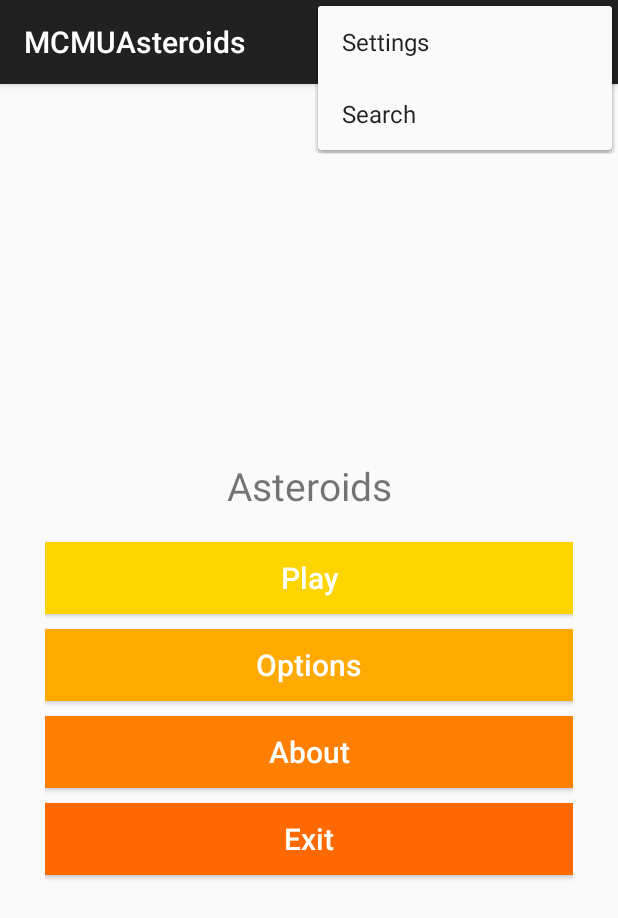
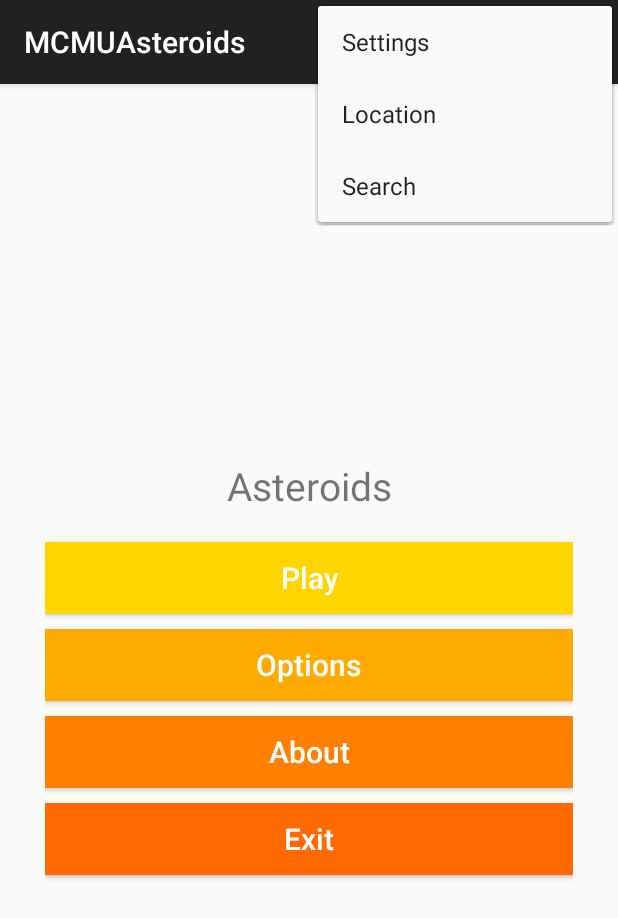
Before and after one commit to JuanIzquierdoDomenech/MCMUAsteroids, an Android app: the screen it shows after launch (MainActivity), with the options menu open, on a phone screen of 412 x 824 dp. Shown: the top 918 px of the screen. Run offline under Robolectric (Android 15) with nearby library versions, the phone set to English and light mode, and no system bars.

Commit message:
Testing location manager use

```diff
--- a/app/src/main/AndroidManifest.xml
+++ b/app/src/main/AndroidManifest.xml
@@ -1,6 +1,10 @@
 <?xml version="1.0" encoding="utf-8"?>
 <manifest xmlns:android="http://schemas.android.com/apk/res/android"
     package="com.mcmu.juanjesus.mcmuasteroids" >
+
+    <uses-permission android:name="android.permission.ACCESS_FINE_LOCATION" />
+    <uses-permission android:name="android.permission.ACCESS_COARSE_LOCATION" />
+    <uses-permission android:name="android.permission.INTERNET"/>
 
     <application
         android:allowBackup="true"
--- a/app/src/main/res/menu/activity_main_menu.xml
+++ b/app/src/main/res/menu/activity_main_menu.xml
@@ -20,7 +20,13 @@
         android:title="@string/share"
         android:icon="@android:drawable/ic_menu_share"
         android:orderInCategory="11"
-        app:showAsAction="always|collapseActionView"/>
+        app:showAsAction="ifRoom"/>
+
+    <item android:id="@+id/menu_location"
+        android:title="@string/location"
+        android:icon="@android:drawable/ic_menu_mylocation"
+        android:orderInCategory="12"
+        app:showAsAction="ifRoom"/>
 
     <item android:id="@+id/menu_search"
         android:title="@string/menu_search"
--- a/app/src/main/res/values/strings.xml
+++ b/app/src/main/res/values/strings.xml
@@ -13,6 +13,7 @@
     <string name="menu_settings">Settings</string>
     <string name="menu_search">Search</string>
     <string name="share">Share</string>
+    <string name="location">Location</string>
 
     <!-- About activity -->
     <string name="about_text">Information about this app developers team...</string>
```
Also changed, not shown: app/src/main/java/com/mcmu/juanjesus/mcmuasteroids/activities/MainActivity.java (+14 -0 lines), app/src/main/java/com/mcmu/juanjesus/mcmuasteroids/location/GPSLocationListener.java (added, +36 -0 lines), 1 other file.
